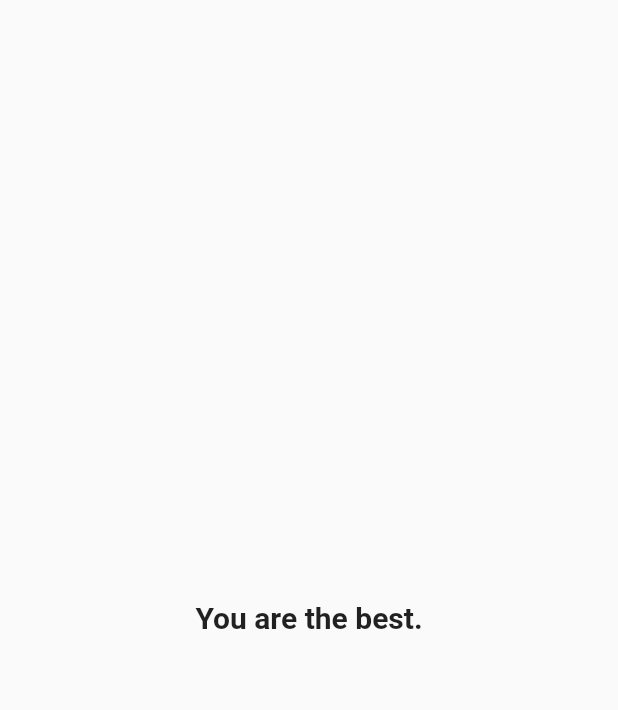
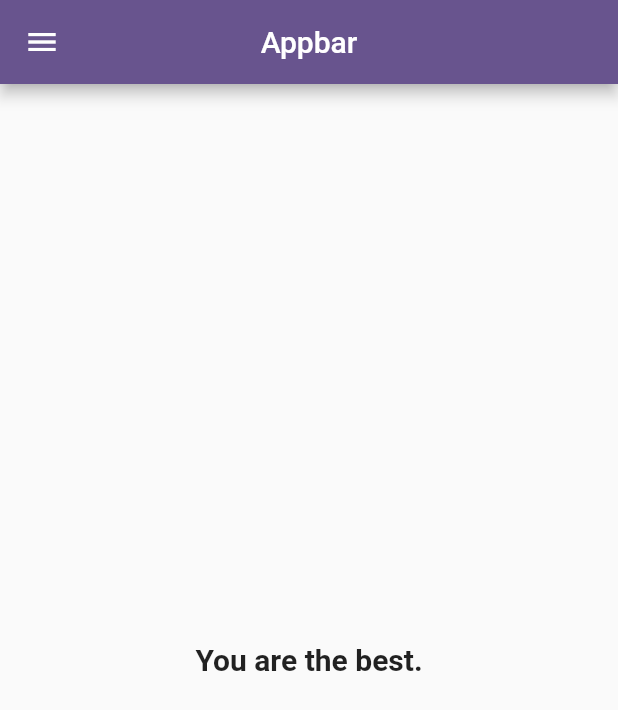
Before and after one commit to heyhjs/gpa_planner, a Flutter app: the screen it shows after launch, on a phone screen of 412 x 824 dp. Shown: the top 710 px of the screen. Run offline on Flutter 3.47's test engine with Material 2 defaults, Android fonts, the light colour scheme and no system bars.

Commit message:
create GPA_Creator basic screen

```diff
--- a/lib/screens/homepage.dart
+++ b/lib/screens/homepage.dart
@@ -1,12 +1,51 @@
 import 'package:flutter/material.dart';
+import 'package:gpa_planner/screens/gpa_creater.dart';
 
 class HomePage extends StatelessWidget {
   const HomePage({super.key});
 
   @override
   Widget build(BuildContext context) {
-    return const Scaffold(
-      body: Center(
+    return Scaffold(
+      appBar: AppBar(
+        title: const Text('Appbar'),
+        centerTitle: true,
+      ),
+      drawer: Drawer(
+        child: ListView(
+          padding: EdgeInsets.zero,
+          children: [
+            const UserAccountsDrawerHeader(
+              currentAccountPicture: CircleAvatar(
+                backgroundImage: NetworkImage(
+                    'https://avatars.githubusercontent.com/u/112798990?v=4'),
+              ),
+              accountName: Text('iNee'),
+              accountEmail: Text('heyhjs@gmail.com'),
+              decoration: BoxDecoration(
+                color: Colors.amber,
+                borderRadius: BorderRadius.only(
+                  bottomLeft: Radius.circular(20),
+                  bottomRight: Radius.circular(20),
+                ),
+              ),
+            ),
+            ListTile(
+              leading: const Icon(Icons.local_fire_department_rounded),
+              title: const Text('Create GPA'),
+              onTap: () {
+                Navigator.push(
+                  context,
+                  MaterialPageRoute(
+                    builder: (context) => const GpaCreater(),
+                  ),
+                );
+              },
+            ),
+          ],
+        ),
+      ),
+      body: const Center(
         child: Text(
           'You are the best.',
           style: TextStyle(
```
Also changed, not shown: lib/screens/gpa_creater.dart (added, +26 -0 lines).
